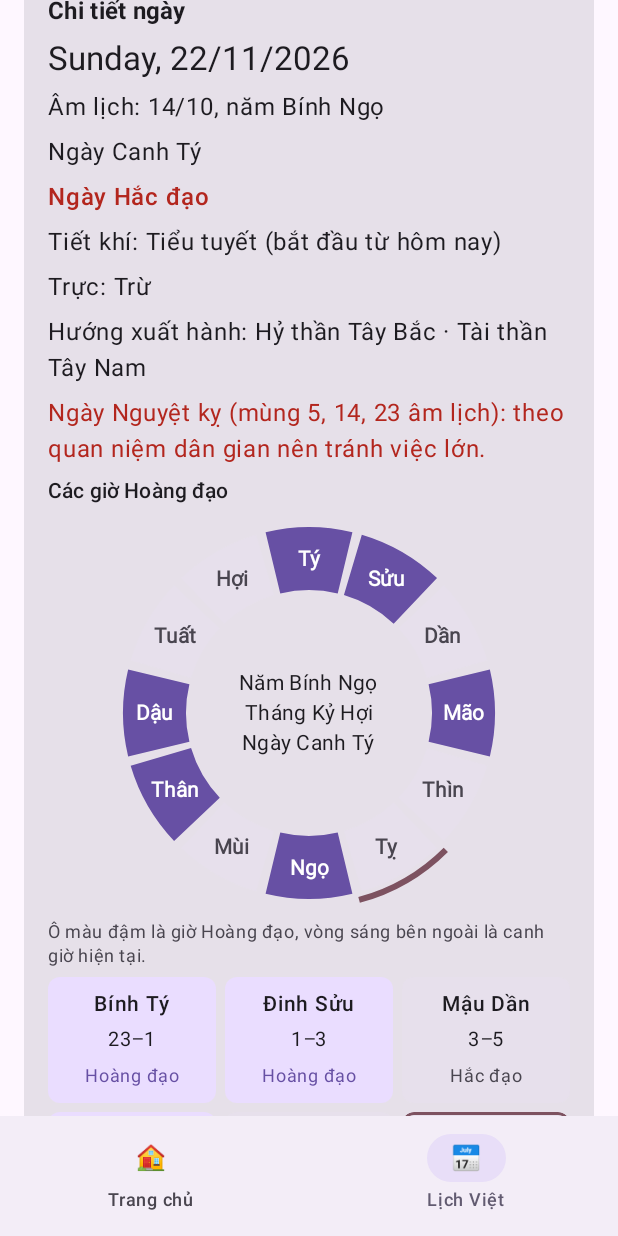
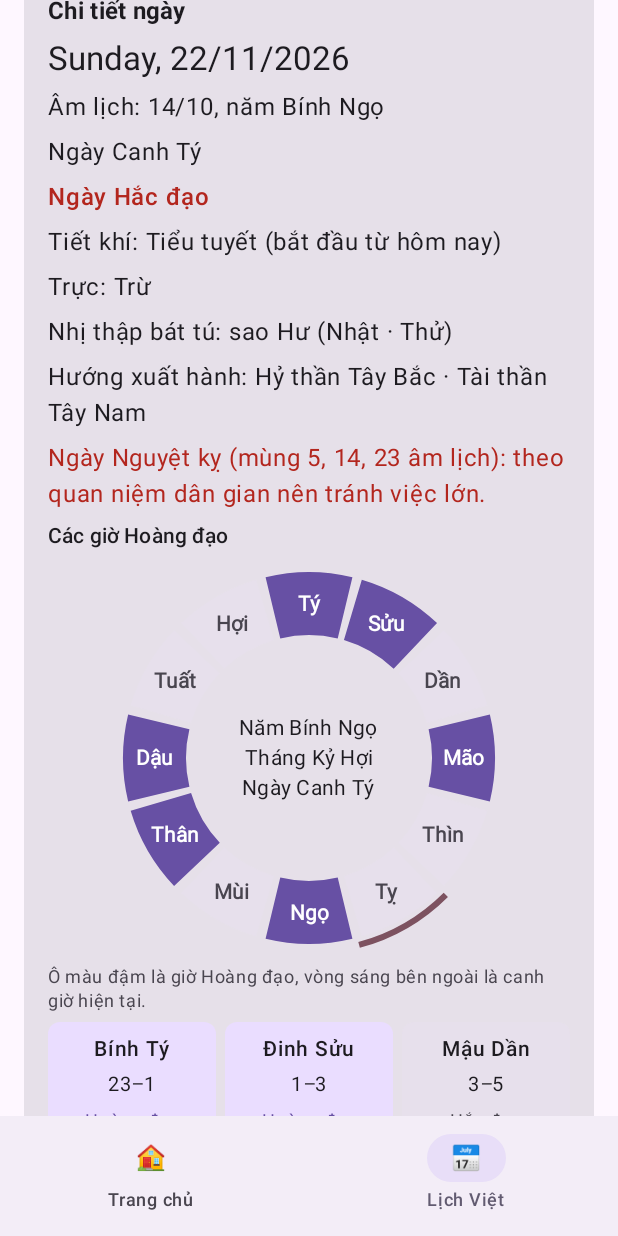
Before and after one commit to vava-prog/Widget-Premium, an Android app built with Jetpack Compose: the screen it shows after launch (MainActivity), item 2 of the bottom bar chosen, scrolled down 520 dp, on a phone screen of 412 x 824 dp. Run offline under Robolectric (Android 15) with nearby library versions, the phone set to English and light mode, and no system bars; our stand-ins replace Room's generated code; pictures from the network do not load; 1 statement that could not run was skipped.

Commit message:
Lịch Việt: Nhị thập bát tú (28 mansions) by continuous 28-day cycle, cross-checked on three dated sources
Co-Authored-By: Claude Sonnet 5.5 <noreply@anthropic.com>
Claude-Session: https://claude.ai/code/session_01Nk4VFSxSjZYMeE7WNy29ET

```diff
--- a/app/src/main/java/com/vava/widgetpremium/CalendarScreen.kt
+++ b/app/src/main/java/com/vava/widgetpremium/CalendarScreen.kt
@@ -337,6 +337,8 @@ private fun DayDetail(date: LocalDate, today: LocalDate) {
                 else stringResource(R.string.cal_term_current, VietCalendar.TERMS[VietCalendar.solarTermIndex(date)])
             )
             Text(stringResource(R.string.cal_truc, VietCalendar.TRUC[VietCalendar.trucIndex(date)]))
+            val mansion = remember(date) { VietCalendar.mansion(date) }
+            Text(stringResource(R.string.cal_mansion, mansion.name, mansion.element, mansion.animal))
             Text(
                 stringResource(
                     R.string.cal_directions,
--- a/app/src/main/java/com/vava/widgetpremium/VietCalendar.kt
+++ b/app/src/main/java/com/vava/widgetpremium/VietCalendar.kt
@@ -130,6 +130,30 @@ object VietCalendar {
     fun hyThan(date: LocalDate): Direction = HY_THAN[dayCanIndex(date)]
     fun taiThan(date: LocalDate): Direction = TAI_THAN[dayCanIndex(date)]
 
+    /** Một trong 28 sao (Nhị thập bát tú): tên, hành (bảy chiếu) và con vật. */
+    data class Mansion(val name: String, val element: String, val animal: String)
+
+    val MANSIONS = listOf(
+        Mansion("Giác", "Mộc", "Giao"), Mansion("Cang", "Kim", "Long"), Mansion("Đê", "Thổ", "Lạc"),
+        Mansion("Phòng", "Nhật", "Thố"), Mansion("Tâm", "Nguyệt", "Hồ"), Mansion("Vĩ", "Hỏa", "Hổ"),
+        Mansion("Cơ", "Thủy", "Báo"), Mansion("Đẩu", "Mộc", "Giải"), Mansion("Ngưu", "Kim", "Ngưu"),
+        Mansion("Nữ", "Thổ", "Bức"), Mansion("Hư", "Nhật", "Thử"), Mansion("Nguy", "Nguyệt", "Yến"),
+        Mansion("Thất", "Hỏa", "Trư"), Mansion("Bích", "Thủy", "Dũ"), Mansion("Khuê", "Mộc", "Lang"),
+        Mansion("Lâu", "Kim", "Cẩu"), Mansion("Vị", "Thổ", "Trĩ"), Mansion("Mão", "Nhật", "Kê"),
+        Mansion("Tất", "Nguyệt", "Ô"), Mansion("Chủy", "Hỏa", "Hầu"), Mansion("Sâm", "Thủy", "Viên"),
+        Mansion("Tỉnh", "Mộc", "Hãn"), Mansion("Quỷ", "Kim", "Dương"), Mansion("Liễu", "Thổ", "Chương"),
+        Mansion("Tinh", "Nhật", "Mã"), Mansion("Trương", "Nguyệt", "Lộc"), Mansion("Dực", "Hỏa", "Xà"),
+        Mansion("Chẩn", "Thủy", "Dẫn")
+    )
+
+    /**
+     * Sao trực ngày theo chu kỳ liên tục 28 ngày (không đổi theo tháng). Mỗi sao gắn với một thứ trong tuần
+     * (Giác là thứ Năm, Tất là thứ Hai). Đối chiếu quantrimang.com: 28/7/3307 và 31/12/2708 là Giác, 23/11/3339 là Tất.
+     */
+    fun mansionIndex(date: LocalDate): Int = Math.floorMod(date.toEpochDay() + 7, 28L).toInt()
+
+    fun mansion(date: LocalDate): Mansion = MANSIONS[mansionIndex(date)]
+
     /** Nguyệt kỵ: mùng 5, 14, 23 âm lịch. */
     fun isNguyetKy(lunar: LunarDate): Boolean = lunar.day == 5 || lunar.day == 14 || lunar.day == 23
 
--- a/app/src/main/res/values/strings.xml
+++ b/app/src/main/res/values/strings.xml
@@ -175,4 +175,5 @@
     <string name="dir_w">Chính Tây</string>
     <string name="dir_nw">Tây Bắc</string>
     <string name="cal_directions">Hướng xuất hành: Hỷ thần %1$s · Tài thần %2$s</string>
+    <string name="cal_mansion">Nhị thập bát tú: sao %1$s (%2$s · %3$s)</string>
 </resources>
```
Also changed, not shown: 2 other files.
